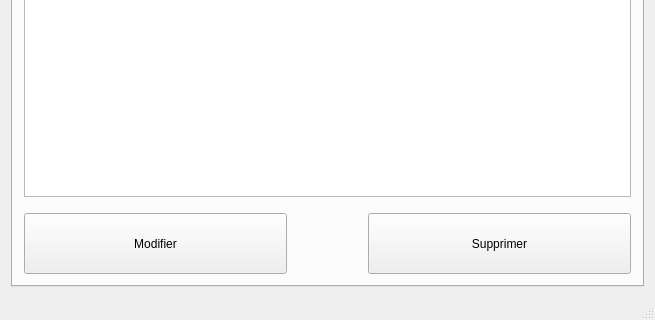
Above: AppliQt/Vue/mainwindow.ui from JermanKell/PRJ_TP_Qt before the change; both pictures show x 0 to 655 and y 190 to 510 of the 655 by 510 pixel window. Below: the same form after it.
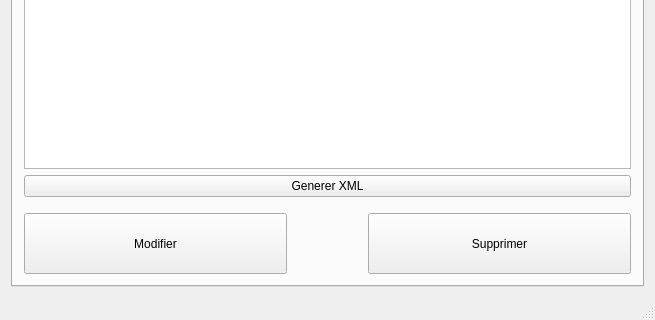
That is the form after the change. The open tabs and pages were chosen to show the change. Icons and pictures are not drawn.

```diff
--- a/AppliQt/Vue/mainwindow.ui
+++ b/AppliQt/Vue/mainwindow.ui
@@ -228,6 +228,13 @@
             <item>
              <widget class="QTreeView" name="PersView"/>
             </item>
+            <item>
+             <widget class="QPushButton" name="button_xml">
+              <property name="text">
+               <string>Generer XML</string>
+              </property>
+             </widget>
+            </item>
             <item>
              <spacer name="verticalSpacer">
               <property name="orientation">
```
Left out of the diff: 10 changed lines with no effect on the pictures.
